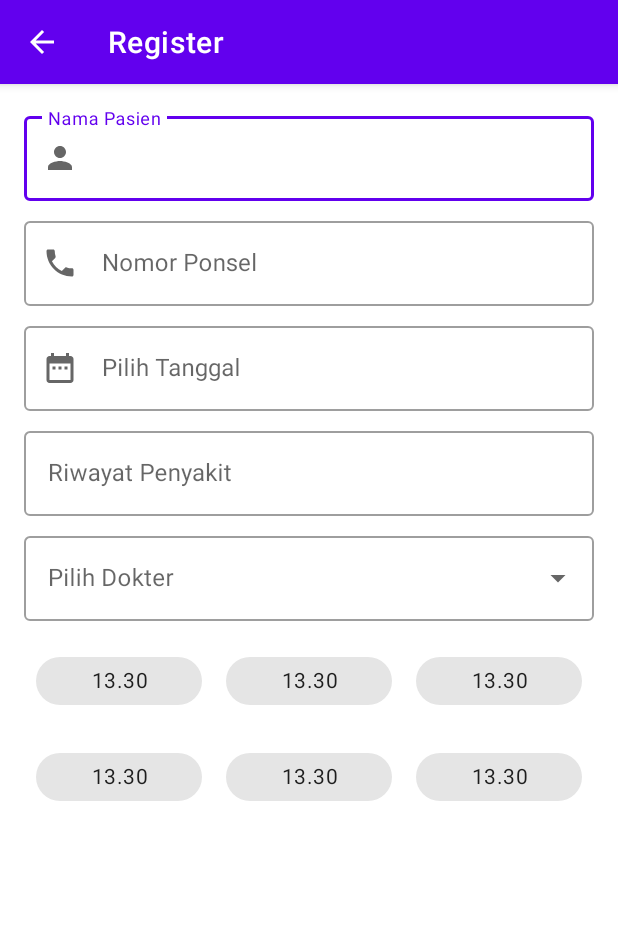
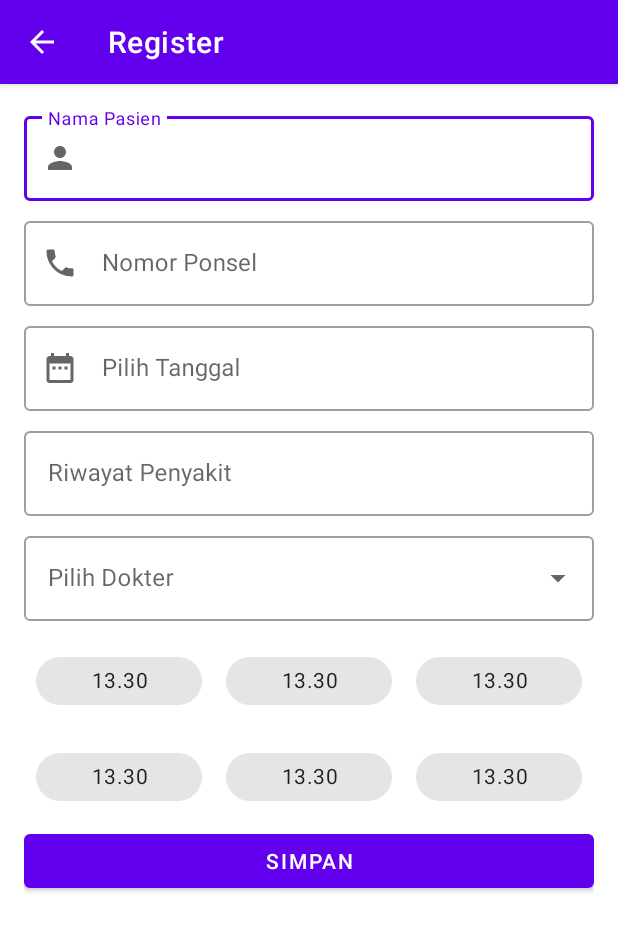
Before and after one commit to asengsaragih/AndroidDentalApp, an Android app: the RegisterActivity screen opened directly, with no data from a screen before it, on a phone screen of 412 x 824 dp. Shown: the top 931 px of the screen. Run offline under Robolectric (Android 15) with nearby library versions, the phone set to English and light mode, and no system bars.

Commit message:
commit  layout

```diff
--- a/app/src/main/java/com/mobile/dental/RegisterActivity.java
+++ b/app/src/main/java/com/mobile/dental/RegisterActivity.java
@@ -2,13 +2,75 @@ package com.mobile.dental;
 
 import androidx.appcompat.app.AppCompatActivity;
 
+import android.app.DatePickerDialog;
 import android.os.Bundle;
+import android.view.View;
+import android.widget.EditText;
 
-public class RegisterActivity extends AppCompatActivity {
+import com.mobile.dental.base.Constant;
+
+import java.text.SimpleDateFormat;
+import java.util.Calendar;
+import java.util.Locale;
+
+public class RegisterActivity extends AppCompatActivity implements View.OnClickListener {
+
+    private EditText mDateEdittext;
+    private final Calendar mCalendar = Calendar.getInstance();
 
     @Override
     protected void onCreate(Bundle savedInstanceState) {
         super.onCreate(savedInstanceState);
         setContentView(R.layout.activity_register);
+
+        init();
+    }
+
+    private void init() {
+        //untuk inisialisasi component
+        mDateEdittext = findViewById(R.id.edittext_register_date);
+
+
+        //click listener
+        mDateEdittext.setOnClickListener(this);
+    }
+
+    @Override
+    public void onClick(View v) {
+        switch (v.getId()) {
+            case R.id.edittext_register_date:
+                datePickerDialog(mCalendar, mDateEdittext);
+                break;
+        }
+    }
+
+    private void datePickerDialog(Calendar calendar, EditText editText) {
+        SimpleDateFormat simpleDateFormat = new SimpleDateFormat(Constant.DATE_FORMAT, Locale.getDefault());
+
+        //configure datepicker listener
+        DatePickerDialog.OnDateSetListener dateSetListener = (datePicker, year, month, dayOfMonth) -> {
+            calendar.set(Calendar.YEAR, year);
+            calendar.set(Calendar.MONTH, month);
+            calendar.set(Calendar.DAY_OF_MONTH, dayOfMonth);
+
+            //set new date on edittext
+            editText.setText(simpleDateFormat.format(calendar.getTime()));
+        };
+
+        //edittext on clicked
+        editText.setOnClickListener(view -> {
+
+            DatePickerDialog dialog = new DatePickerDialog(
+                    RegisterActivity.this,
+                    dateSetListener,
+                    calendar.get(Calendar.YEAR),
+                    calendar.get(Calendar.MONTH),
+                    calendar.get(Calendar.DAY_OF_MONTH)
+            );
+
+            dialog.getDatePicker().setMinDate(Calendar.getInstance().getTimeInMillis() + 86400000 /* One day in millis time */);
+
+            dialog.show();
+        });
     }
 }
--- /dev/null
+++ b/app/src/main/java/com/mobile/dental/base/Constant.java
@@ -0,0 +1,6 @@
+package com.mobile.dental.base;
+
+public class Constant {
+    public static final String DATE_FORMAT = "dd MMMM yyyy";
+
+}
--- a/app/src/main/res/layout/activity_register.xml
+++ b/app/src/main/res/layout/activity_register.xml
@@ -1,88 +1,90 @@
 <?xml version="1.0" encoding="utf-8"?>
-<LinearLayout xmlns:android="http://schemas.android.com/apk/res/android"
+<ScrollView xmlns:android="http://schemas.android.com/apk/res/android"
     xmlns:app="http://schemas.android.com/apk/res-auto"
     xmlns:tools="http://schemas.android.com/tools"
     android:layout_width="match_parent"
+    android:layout_height="wrap_content">
+
+    <LinearLayout
+        android:layout_width="match_parent"
         android:layout_height="match_parent"
+        android:layout_margin="16dp"
         android:orientation="vertical"
-    android:layout_margin="16dp"
         tools:context=".RegisterActivity">
 
         <com.google.android.material.textfield.TextInputLayout
+            style="@style/Widget.MaterialComponents.TextInputLayout.OutlinedBox"
             android:layout_width="match_parent"
             android:layout_height="wrap_content"
-        app:startIconDrawable="@drawable/ic_person"
             android:layout_marginBottom="8dp"
-        style="@style/Widget.MaterialComponents.TextInputLayout.OutlinedBox"
-        android:hint="Nama Pasien">
+            android:hint="Nama Pasien"
+            app:startIconDrawable="@drawable/ic_person">
 
             <com.google.android.material.textfield.TextInputEditText
                 android:layout_width="match_parent"
                 android:layout_height="wrap_content"
-            android:inputType="textPersonName"
-            />
+                android:inputType="textPersonName" />
 
         </com.google.android.material.textfield.TextInputLayout>
 
         <com.google.android.material.textfield.TextInputLayout
+            style="@style/Widget.MaterialComponents.TextInputLayout.OutlinedBox"
             android:layout_width="match_parent"
             android:layout_height="wrap_content"
-        app:startIconDrawable="@drawable/ic_phone"
             android:layout_marginBottom="8dp"
-        style="@style/Widget.MaterialComponents.TextInputLayout.OutlinedBox"
-        android:hint="Nomor Ponsel">
+            android:hint="Nomor Ponsel"
+            app:startIconDrawable="@drawable/ic_phone">
 
             <com.google.android.material.textfield.TextInputEditText
                 android:layout_width="match_parent"
                 android:layout_height="wrap_content"
-            android:inputType="phone"
-            />
+                android:inputType="phone" />
 
         </com.google.android.material.textfield.TextInputLayout>
 
         <com.google.android.material.textfield.TextInputLayout
+            style="@style/Widget.MaterialComponents.TextInputLayout.OutlinedBox"
             android:layout_width="match_parent"
             android:layout_height="wrap_content"
-        app:startIconDrawable="@drawable/ic_date"
             android:layout_marginBottom="8dp"
-        style="@style/Widget.MaterialComponents.TextInputLayout.OutlinedBox"
-        android:hint="Pilih Tanggal">
+            android:hint="Pilih Tanggal"
+            app:startIconDrawable="@drawable/ic_date">
 
             <com.google.android.material.textfield.TextInputEditText
+                android:id="@+id/edittext_register_date"
                 android:layout_width="match_parent"
                 android:layout_height="wrap_content"
-            android:inputType="date"
-            />
+                android:clickable="true"
+                android:focusable="false"
+                android:inputType="date" />
 
         </com.google.android.material.textfield.TextInputLayout>
 
         <com.google.android.material.textfield.TextInputLayout
+            style="@style/Widget.MaterialComponents.TextInputLayout.OutlinedBox"
             android:layout_width="match_parent"
             android:layout_height="wrap_content"
             android:layout_marginBottom="8dp"
-        style="@style/Widget.MaterialComponents.TextInputLayout.OutlinedBox"
             android:hint="Riwayat Penyakit">
 
             <com.google.android.material.textfield.TextInputEditText
                 android:layout_width="match_parent"
                 android:layout_height="wrap_content"
-            android:inputType="text"
-            />
+                android:inputType="text" />
 
         </com.google.android.material.textfield.TextInputLayout>
 
         <com.google.android.material.textfield.TextInputLayout
+            style="@style/Widget.MaterialComponents.TextInputLayout.OutlinedBox.ExposedDropdownMenu"
             android:layout_width="match_parent"
             android:layout_height="wrap_content"
             android:layout_marginBottom="8dp"
-        style="@style/Widget.MaterialComponents.TextInputLayout.OutlinedBox.ExposedDropdownMenu"
             android:hint="Pilih Dokter">
 
             <AutoCompleteTextView
                 android:layout_width="match_parent"
                 android:layout_height="wrap_content"
-            android:inputType="none"
-            />
+                android:inputType="none" />
 
         </com.google.android.material.textfield.TextInputLayout>
 
@@ -96,24 +98,24 @@
                 android:layout_height="wrap_content"
                 android:layout_margin="8dp"
                 android:layout_weight="0.3"
-            android:textAlignment="center"
-            android:text="13.30"/>
+                android:text="13.30"
+                android:textAlignment="center" />
 
             <com.google.android.material.chip.Chip
                 android:layout_width="match_parent"
                 android:layout_height="wrap_content"
+                android:layout_margin="8dp"
                 android:layout_weight="0.3"
-            android:layout_margin="8dp"
-            android:textAlignment="center"
-            android:text="13.30"/>
+                android:text="13.30"
+                android:textAlignment="center" />
 
             <com.google.android.material.chip.Chip
                 android:layout_width="match_parent"
                 android:layout_height="wrap_content"
+                android:layout_margin="8dp"
                 android:layout_weight="0.3"
-            android:layout_margin="8dp"
-            android:textAlignment="center"
-            android:text="13.30"/>
+                android:text="13.30"
+                android:textAlignment="center" />
 
         </LinearLayout>
 
@@ -127,25 +129,32 @@
                 android:layout_height="wrap_content"
                 android:layout_margin="8dp"
                 android:layout_weight="0.3"
-            android:textAlignment="center"
-            android:text="13.30"/>
+                android:text="13.30"
+                android:textAlignment="center" />
 
             <com.google.android.material.chip.Chip
                 android:layout_width="match_parent"
                 android:layout_height="wrap_content"
+                android:layout_margin="8dp"
                 android:layout_weight="0.3"
-            android:layout_margin="8dp"
-            android:textAlignment="center"
-            android:text="13.30"/>
+                android:text="13.30"
+                android:textAlignment="center" />
 
             <com.google.android.material.chip.Chip
                 android:layout_width="match_parent"
                 android:layout_height="wrap_content"
+                android:layout_margin="8dp"
                 android:layout_weight="0.3"
-            android:layout_margin="8dp"
-            android:textAlignment="center"
-            android:text="13.30"/>
+                android:text="13.30"
+                android:textAlignment="center" />
 
         </LinearLayout>
 
+        <Button
+            android:layout_width="match_parent"
+            android:layout_height="wrap_content"
+            android:text="Simpan" />
+
     </LinearLayout>
+
+</ScrollView>
--- a/app/src/main/res/values/themes.xml
+++ b/app/src/main/res/values/themes.xml
@@ -12,5 +12,7 @@
         <!-- Status bar color. -->
         <item name="android:statusBarColor" tools:targetApi="l">?attr/colorPrimaryVariant</item>
         <!-- Customize your theme here. -->
+
+        <item name="android:textColor">@color/black</item>
     </style>
 </resources>
```
Also changed, not shown: app/src/main/res/layout/activity_main.xml (+16 -2 lines), app/src/main/res/layout/layout_empty_home.xml (added, +19 -0 lines), app/src/main/res/layout/layout_verify_home.xml (added, +144 -0 lines). Lines whose indentation alone changed are shown as unchanged.
